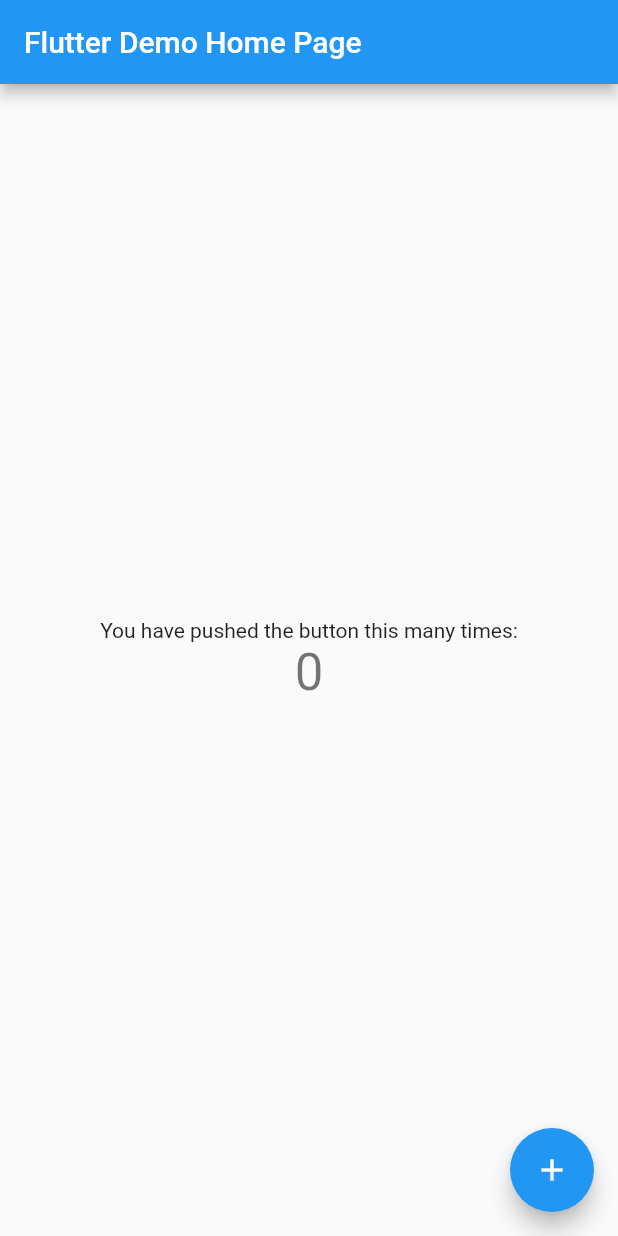
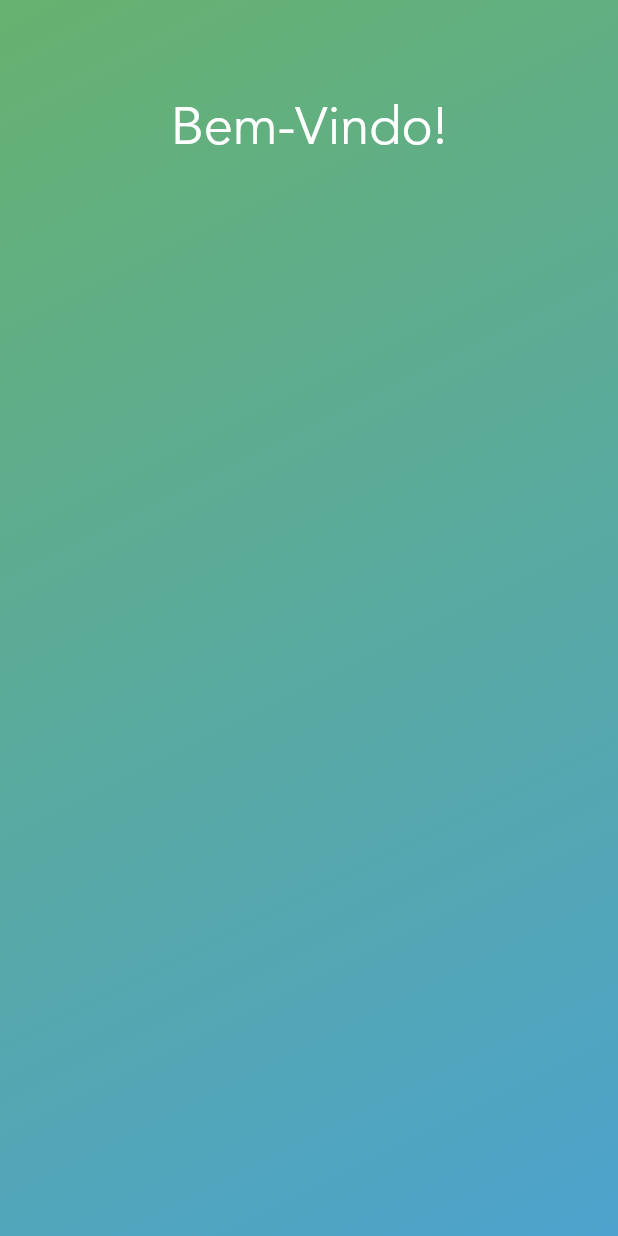
Before and after one commit to BrunoEleodoro/WeCareApp, a Flutter app: the screen it shows after launch, on a phone screen of 412 x 824 dp. Run offline on Flutter 3.47's test engine with Material 2 defaults, Android fonts, the phone set to English and light mode, and no system bars.

Commit message:
First screen

```diff
--- a/lib/main.dart
+++ b/lib/main.dart
@@ -1,4 +1,5 @@
 import 'package:flutter/material.dart';
+import 'pages/home.dart';
 
 void main() => runApp(MyApp());
 
@@ -7,105 +8,13 @@ class MyApp extends StatelessWidget {
   @override
   Widget build(BuildContext context) {
     return MaterialApp(
-      title: 'Flutter Demo',
+      title: 'We Care',
+      debugShowCheckedModeBanner: false,
       theme: ThemeData(
-        // This is the theme of your application.
-        //
-        // Try running your application with "flutter run". You'll see the
-        // application has a blue toolbar. Then, without quitting the app, try
-        // changing the primarySwatch below to Colors.green and then invoke
-        // "hot reload" (press "r" in the console where you ran "flutter run",
-        // or simply save your changes to "hot reload" in a Flutter IDE).
-        // Notice that the counter didn't reset back to zero; the application
-        // is not restarted.
+        fontFamily: 'Avenir',
         primarySwatch: Colors.blue,
       ),
-      home: MyHomePage(title: 'Flutter Demo Home Page'),
+      home: HomePage(),
     );
   }
 }
-
-class MyHomePage extends StatefulWidget {
-  MyHomePage({Key key, this.title}) : super(key: key);
-
-  // This widget is the home page of your application. It is stateful, meaning
-  // that it has a State object (defined below) that contains fields that affect
-  // how it looks.
-
-  // This class is the configuration for the state. It holds the values (in this
-  // case the title) provided by the parent (in this case the App widget) and
-  // used by the build method of the State. Fields in a Widget subclass are
-  // always marked "final".
-
-  final String title;
-
-  @override
-  _MyHomePageState createState() => _MyHomePageState();
-}
-
-class _MyHomePageState extends State<MyHomePage> {
-  int _counter = 0;
-
-  void _incrementCounter() {
-    setState(() {
-      // This call to setState tells the Flutter framework that something has
-      // changed in this State, which causes it to rerun the build method below
-      // so that the display can reflect the updated values. If we changed
-      // _counter without calling setState(), then the build method would not be
-      // called again, and so nothing would appear to happen.
-      _counter++;
-    });
-  }
-
-  @override
-  Widget build(BuildContext context) {
-    // This method is rerun every time setState is called, for instance as done
-    // by the _incrementCounter method above.
-    //
-    // The Flutter framework has been optimized to make rerunning build methods
-    // fast, so that you can just rebuild anything that needs updating rather
-    // than having to individually change instances of widgets.
-    return Scaffold(
-      appBar: AppBar(
-        // Here we take the value from the MyHomePage object that was created by
-        // the App.build method, and use it to set our appbar title.
-        title: Text(widget.title),
-      ),
-      body: Center(
-        // Center is a layout widget. It takes a single child and positions it
-        // in the middle of the parent.
-        child: Column(
-          // Column is also layout widget. It takes a list of children and
-          // arranges them vertically. By default, it sizes itself to fit its
-          // children horizontally, and tries to be as tall as its parent.
-          //
-          // Invoke "debug painting" (press "p" in the console, choose the
-          // "Toggle Debug Paint" action from the Flutter Inspector in Android
-          // Studio, or the "Toggle Debug Paint" command in Visual Studio Code)
-          // to see the wireframe for each widget.
-          //
-          // Column has various properties to control how it sizes itself and
-          // how it positions its children. Here we use mainAxisAlignment to
-          // center the children vertically; the main axis here is the vertical
-          // axis because Columns are vertical (the cross axis would be
-          // horizontal).
-          mainAxisAlignment: MainAxisAlignment.center,
-          children: <Widget>[
-            Text(
-              'You have pushed the button this many times:',
-            ),
-            Text(
-              '$_counter',
-              style: Theme.of(context).textTheme.display1,
-            ),
-          ],
-        ),
-      ),
-      floatingActionButton: FloatingActionButton(
-        onPressed: _incrementCounter,
-        tooltip: 'Increment',
-        child: Icon(Icons.add),
-      ), // This trailing comma makes auto-formatting nicer for build methods.
-    );
-  }
-}
--- /dev/null
+++ b/lib/pages/home.dart
@@ -0,0 +1,50 @@
+import 'package:flutter/material.dart';
+
+class HomePage extends StatefulWidget {
+  @override
+  _HomePageState createState() => _HomePageState();
+}
+
+class _HomePageState extends State<HomePage> {
+  @override
+  Widget build(BuildContext context) {
+    return Scaffold(
+//      backgroundColor: Colors.white,
+      body: SingleChildScrollView(
+          child: Stack(
+        children: <Widget>[
+          Container(
+            width: MediaQuery.of(context).size.width,
+            height: MediaQuery.of(context).size.height,
+            decoration: BoxDecoration(
+                gradient: LinearGradient(
+              colors: [
+                Color(0xFF67B26F),
+                Color(0xFF4CA2CD),
+              ],
+              begin: Alignment.topLeft,
+              end: Alignment.bottomRight,
+            )),
+          ),
+          Padding(
+            padding: EdgeInsets.all(16),
+            child: Column(
+              children: <Widget>[
+                SizedBox(
+                  height: 50,
+                ),
+                Container(
+                  width: double.maxFinite,
+                    child: Text(
+                  'Bem-Vindo!',
+                  style: TextStyle(color: Colors.white, fontSize: 35),
+                  textAlign: TextAlign.center,
+                ))
+              ],
+            ),
+          )
+        ],
+      )),
+    );
+  }
+}
```
Also changed, not shown: pubspec.yaml (+4 -4 lines), fonts/AvenirLTStd-Book.otf (added), 1 other file.
